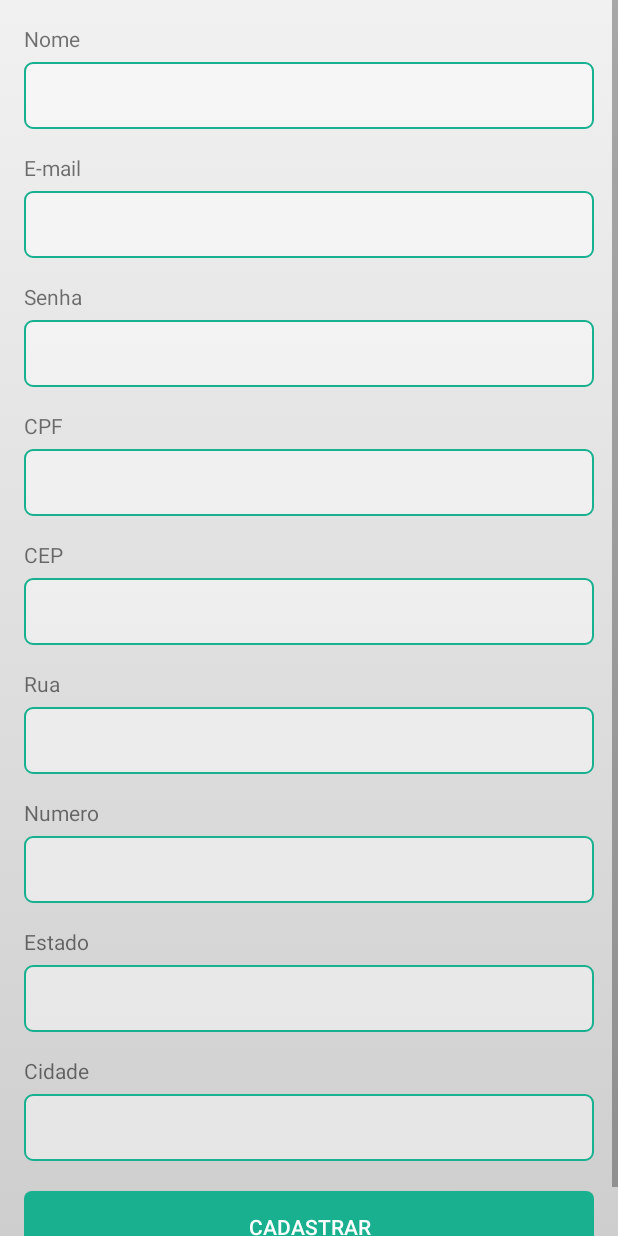
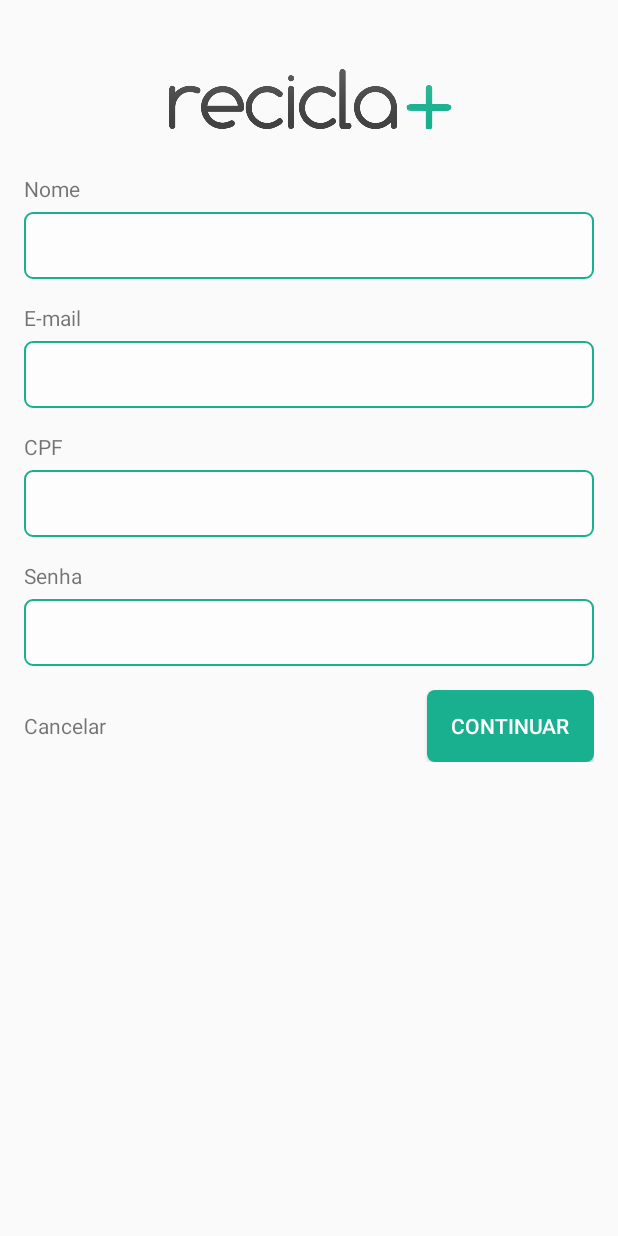
Before and after one commit to alan-ssantos/ReciclaMais, an Android app: the CadastroActivity screen opened directly, with no data from a screen before it, on a phone screen of 412 x 824 dp. Run offline under Robolectric (Android 15) with nearby library versions, the phone set to English and light mode, and no system bars.

Commit message:
Cadastro dividido em duas etapas

```diff
--- a/app/src/main/java/br/com/fiap/reciclamais/activity/CadastroActivity.java
+++ b/app/src/main/java/br/com/fiap/reciclamais/activity/CadastroActivity.java
@@ -7,6 +7,7 @@ import android.util.Log;
 import android.view.View;
 import android.widget.EditText;
 import android.widget.Toast;
+import android.widget.ViewFlipper;
 
 import org.json.JSONObject;
 
@@ -30,6 +31,8 @@ public class CadastroActivity extends AppCompatActivity {
     EditText edtEstado;
     EditText edtCidade;
 
+    ViewFlipper viewFlipper;
+
     CadastroResponse cadastroResponse;
 
     @Override
@@ -46,6 +49,8 @@ public class CadastroActivity extends AppCompatActivity {
         edtNumero = findViewById(R.id.edtNumero);
         edtEstado = findViewById(R.id.edtEstado);
         edtCidade = findViewById(R.id.edtCidade);
+
+        viewFlipper = findViewById(R.id.viewFlipper);
 
     }
 
@@ -93,4 +98,16 @@ public class CadastroActivity extends AppCompatActivity {
         return cadastroRequest;
     }
 
+    public void finalizar(View view) {
+        finish();
+    }
+
+    public void flipperAnterior(View view) {
+        viewFlipper.showPrevious();
+    }
+
+
+    public void flipperProximo(View view) {
+        viewFlipper.showNext();
+    }
 }
--- a/app/src/main/java/br/com/fiap/reciclamais/retrofit/RetrofitConfig.java
+++ b/app/src/main/java/br/com/fiap/reciclamais/retrofit/RetrofitConfig.java
@@ -14,7 +14,7 @@ public class RetrofitConfig {
 
     public RetrofitConfig(){
         this.retrofit = new Retrofit.Builder()
-                .baseUrl("http://192.168.0.110:8080/")
+                .baseUrl("http://10.1.1.93:8080/")
                 .addConverterFactory(GsonConverterFactory.create())
                 .build();
     }
--- a/app/src/main/res/layout/activity_cadastro.xml
+++ b/app/src/main/res/layout/activity_cadastro.xml
@@ -1,14 +1,27 @@
+<ViewFlipper
+    android:layout_width="match_parent"
+    android:layout_height="match_parent"
+    android:id="@+id/viewFlipper"
+    android:inAnimation="@android:anim/slide_in_left"
+    android:outAnimation="@android:anim/slide_out_right"
+    xmlns:android="http://schemas.android.com/apk/res/android">
+
     <ScrollView
         android:layout_width="match_parent"
-    android:layout_height="match_parent"
+        android:layout_height="match_parent">
+
+        <LinearLayout
+            android:layout_width="match_parent"
+            android:layout_height="wrap_content"
             android:orientation="vertical"
-    android:background="@drawable/main_background_color"
-    xmlns:android="http://schemas.android.com/apk/res/android">
+            android:padding="16dp">
 
-    <LinearLayout android:layout_width="match_parent"
-        android:layout_height="wrap_content"
-        android:padding="16dp"
-        android:orientation="vertical">
+            <ImageView
+            android:layout_width="@android:dimen/thumbnail_width"
+            android:layout_height="100dp"
+            android:src="@drawable/logo"
+            android:layout_gravity="center"
+            android:contentDescription="Logo" />
 
             <!-- NOME -->
             <TextView
@@ -32,6 +45,17 @@
                 android:inputType="textEmailAddress"
                 android:id="@+id/edtEmail"/>
 
+            <!-- CPF -->
+            <TextView
+                android:layout_marginTop="16dp"
+                android:layout_width="match_parent"
+                android:layout_height="wrap_content"
+                android:text="@string/cpf"/>
+
+            <EditText
+                style="@style/InputStyle"
+                android:id="@+id/edtCpf"/>
+
             <!-- SENHA -->
             <TextView
                 android:layout_marginTop="16dp"
@@ -44,16 +68,53 @@
                 android:inputType="textPassword"
                 android:id="@+id/edtSenha"/>
 
-        <!-- CPF -->
-        <TextView
-            android:layout_marginTop="16dp"
+
+            <RelativeLayout
                 android:layout_width="match_parent"
                 android:layout_height="wrap_content"
-            android:text="@string/cpf"/>
+                android:paddingVertical="16dp">
 
-        <EditText
-            style="@style/InputStyle"
-            android:id="@+id/edtCpf"/>
+                <TextView
+                    android:layout_width="wrap_content"
+                    android:layout_height="wrap_content"
+                    android:paddingVertical="8dp"
+                    android:layout_alignParentStart="true"
+                    android:layout_centerVertical="true"
+                    android:text="Cancelar"
+                    android:onClick="finalizar"/>
+
+                <Button
+                    style="@style/ButtonStyle"
+                    android:layout_width="wrap_content"
+                    android:layout_centerVertical="true"
+                    android:layout_alignParentEnd="true"
+                    android:paddingHorizontal="16dp"
+                    android:textColor="#ffffff"
+                    android:text="Continuar"
+                    android:onClick="flipperProximo"/>
+
+            </RelativeLayout>
+
+        </LinearLayout>
+
+    </ScrollView>
+
+    <ScrollView
+        android:layout_width="match_parent"
+        android:layout_height="match_parent">
+
+        <LinearLayout
+            android:layout_width="match_parent"
+            android:layout_height="wrap_content"
+            android:orientation="vertical"
+            android:padding="16dp">
+
+            <ImageView
+                android:layout_width="@android:dimen/thumbnail_width"
+                android:layout_height="100dp"
+                android:src="@drawable/logo"
+                android:layout_gravity="center"
+                android:contentDescription="Logo" />
 
             <!-- CEP -->
             <TextView
@@ -64,6 +125,7 @@
 
             <EditText
                 style="@style/InputStyle"
+                android:inputType="numberDecimal"
                 android:id="@+id/edtCep"/>
 
             <!-- RUA -->
@@ -111,12 +173,34 @@
                 style="@style/InputStyle"
                 android:id="@+id/edtCidade"/>
 
+            <RelativeLayout
+                android:layout_width="match_parent"
+                android:layout_height="wrap_content"
+                android:paddingVertical="16dp">
+
+                <TextView
+                    android:layout_width="wrap_content"
+                    android:layout_height="wrap_content"
+                    android:paddingVertical="8dp"
+                    android:layout_alignParentStart="true"
+                    android:layout_centerVertical="true"
+                    android:text="Voltar"
+                    android:onClick="flipperAnterior"/>
+
                 <Button
                     style="@style/ButtonStyle"
-            android:layout_marginTop="20dp"
+                    android:layout_width="wrap_content"
+                    android:layout_alignParentEnd="true"
+                    android:layout_centerVertical="true"
+                    android:paddingHorizontal="16dp"
                     android:textColor="#ffffff"
-            android:text="@string/cadastrar"
+                    android:text="Cadastrar"
                     android:onClick="cadastrar"/>
 
+            </RelativeLayout>
+
         </LinearLayout>
+
     </ScrollView>
+
+</ViewFlipper>
```
Lines whose indentation alone changed are shown as unchanged.
